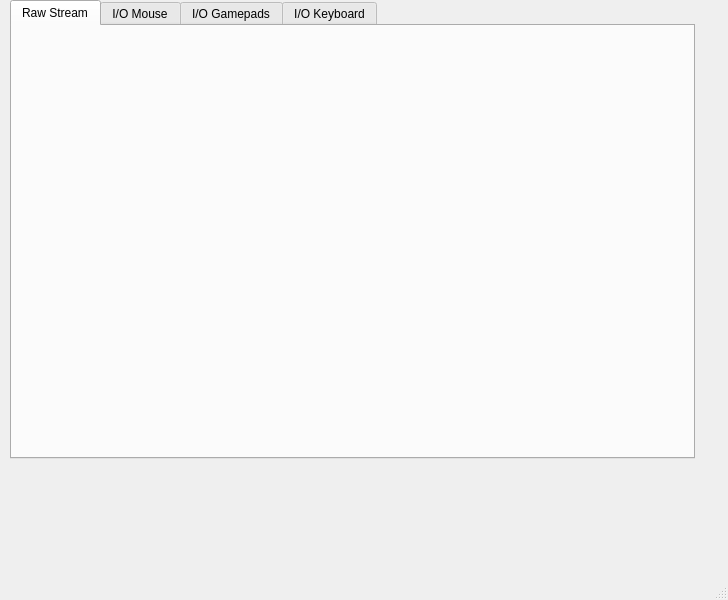
This is toolkit/ui/mainwindow.ui in dev-0x7C6/wiimotedev as Qt 5 draws it before an edit. The edited form follows.
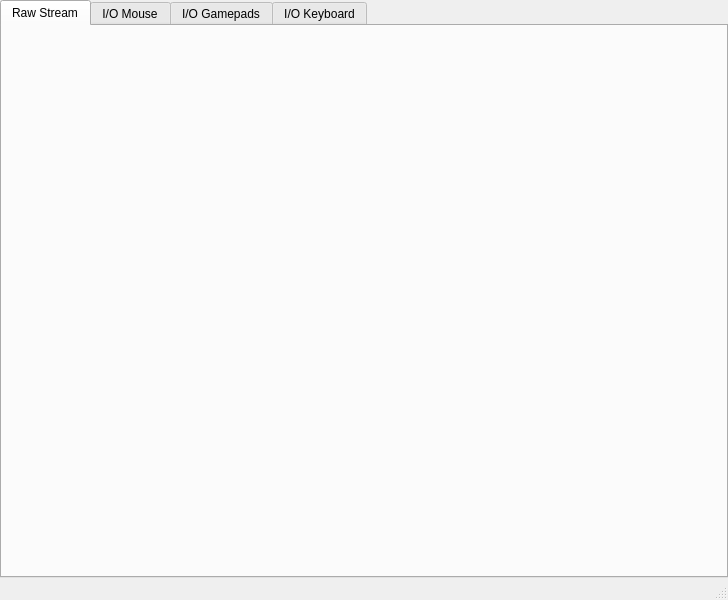
This is the edited form. The open tabs and pages were chosen to show the change.

What changed in the file:
```diff
--- a/toolkit/ui/mainwindow.ui
+++ b/toolkit/ui/mainwindow.ui
@@ -14,14 +14,17 @@
    <string>MainWindow</string>
   </property>
   <widget class="QWidget" name="centralwidget">
+   <layout class="QHBoxLayout" name="horizontalLayout">
+    <property name="spacing">
+     <number>0</number>
+    </property>
+    <property name="margin">
+     <number>0</number>
+    </property>
+    <item>
    <widget class="QTabWidget" name="tabWidget">
-    <property name="geometry">
-     <rect>
-      <x>10</x>
-      <y>0</y>
-      <width>685</width>
-      <height>459</height>
-     </rect>
+      <property name="tabShape">
+       <enum>QTabWidget::Rounded</enum>
     </property>
     <property name="currentIndex">
      <number>1</number>
@@ -30,7 +33,14 @@
      <attribute name="title">
       <string>Raw Stream</string>
      </attribute>
-     <layout class="QHBoxLayout" name="horizontalLayout_2"/>
+       <layout class="QHBoxLayout" name="horizontalLayout_2">
+        <property name="spacing">
+         <number>0</number>
+        </property>
+        <property name="margin">
+         <number>0</number>
+        </property>
+       </layout>
     </widget>
     <widget class="QWidget" name="tab">
      <attribute name="title">
@@ -48,6 +58,8 @@
      </attribute>
     </widget>
    </widget>
+    </item>
+   </layout>
   </widget>
   <widget class="QMenuBar" name="menubar">
    <property name="geometry">
```
Left out of the diff: 6 changed lines with no effect on the pictures. Lines whose indentation alone changed are shown as unchanged.
